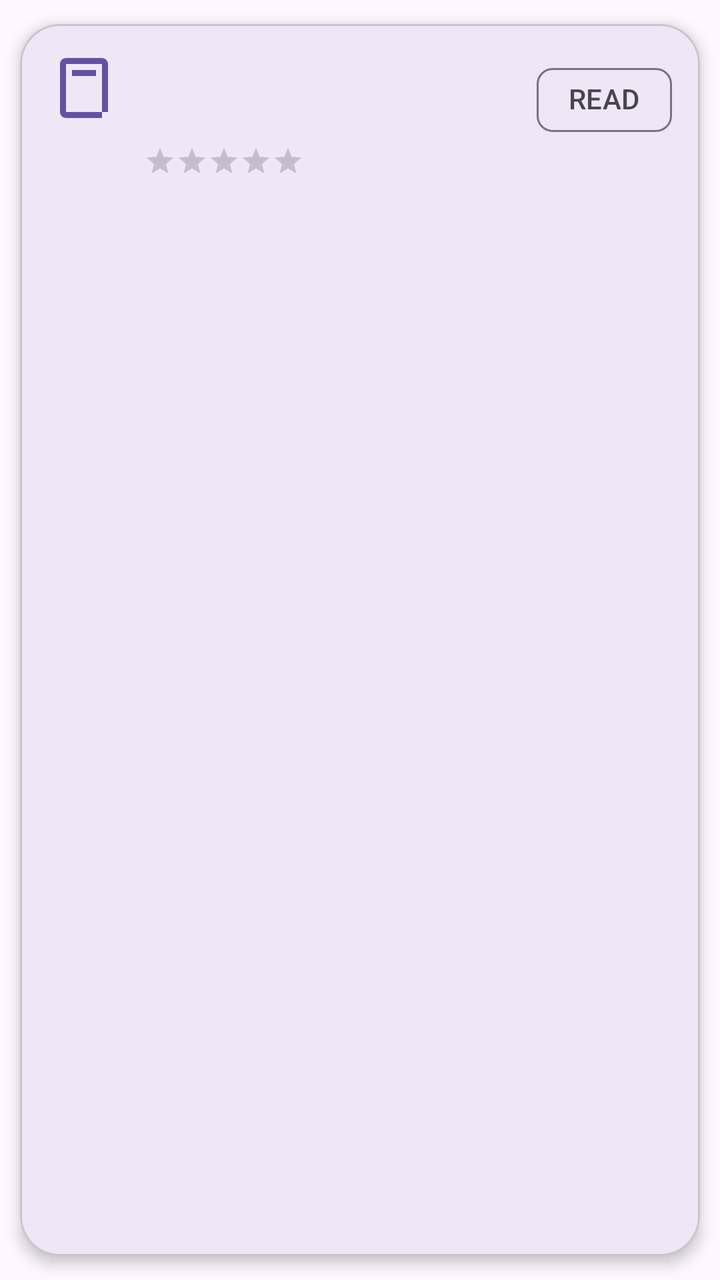
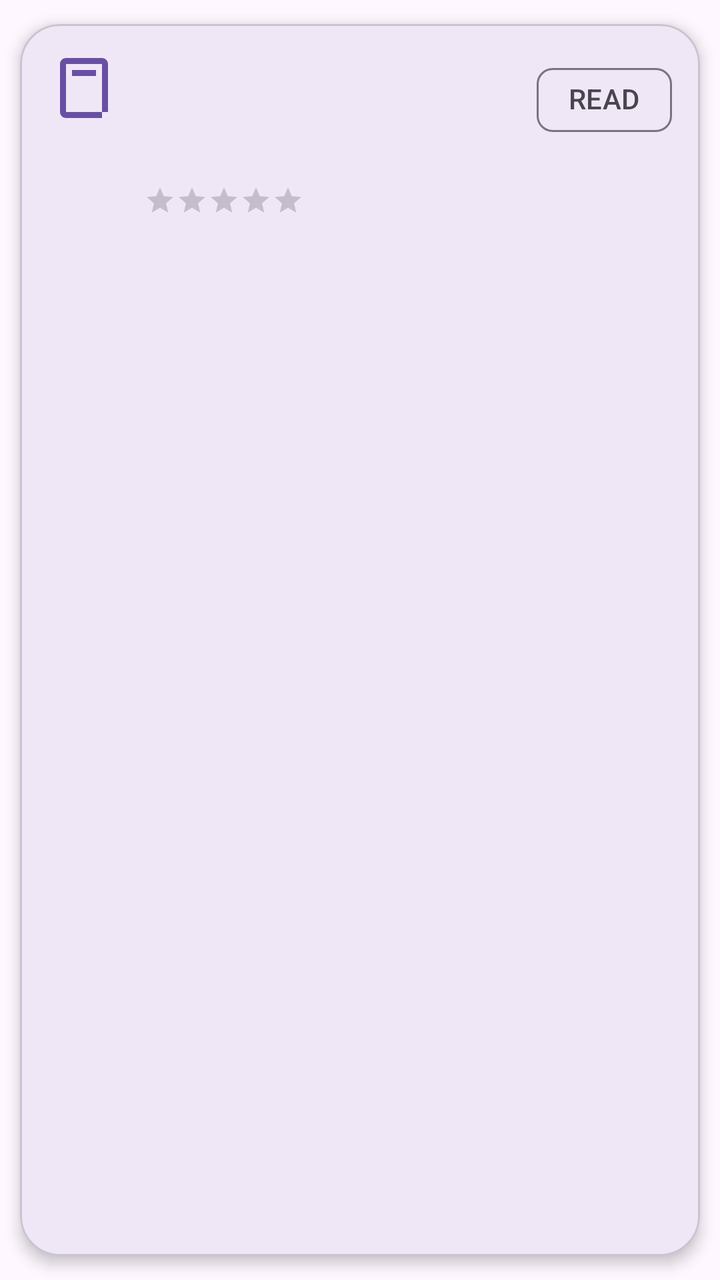

Before-and-after screenshots of an Android layout around one commit, followed by the original layout XML and the change that was made.
<!-- AndroidManifest.xml: application theme Theme.Bookshelf -->
<!-- res/layout/item_book.xml -->
<?xml version="1.0" encoding="utf-8"?>
<com.google.android.material.card.MaterialCardView
    xmlns:android="http://schemas.android.com/apk/res/android"
    xmlns:app="http://schemas.android.com/apk/res-auto"
    android:layout_width="match_parent"
    android:layout_height="wrap_content"
    android:layout_marginVertical="6dp"
    app:cardUseCompatPadding="true"
    app:cardCornerRadius="20dp"
    app:cardElevation="4dp">

    <androidx.constraintlayout.widget.ConstraintLayout
        android:layout_width="match_parent"
        android:layout_height="wrap_content"
        android:padding="14dp">

        
        <androidx.appcompat.widget.AppCompatImageView
            android:id="@+id/icon"
            android:layout_width="36dp"
            android:layout_height="36dp"
            app:srcCompat="@drawable/ic_book"
            app:tint="?attr/colorPrimary"
            android:contentDescription="@string/app_name"
            app:layout_constraintStart_toStartOf="parent"
            app:layout_constraintTop_toTopOf="parent" />

        
        <TextView
            android:id="@+id/title"
            android:layout_width="0dp"
            android:layout_height="wrap_content"
            android:textStyle="bold"
            android:textSize="16sp"
            android:maxLines="1"
            android:ellipsize="end"
            app:layout_constraintStart_toEndOf="@id/icon"
            app:layout_constraintTop_toTopOf="@id/icon"
            app:layout_constraintEnd_toStartOf="@id/chipRead"
            android:layout_marginStart="12dp"
            android:layout_marginEnd="8dp"/>

        
        <TextView
            android:id="@+id/author"
            android:layout_width="0dp"
            android:layout_height="wrap_content"
            android:textSize="14sp"
            android:alpha="0.8"
            app:layout_constraintStart_toStartOf="@id/title"
            app:layout_constraintTop_toBottomOf="@id/title"
            app:layout_constraintEnd_toEndOf="@id/title" />

        
        <RatingBar
            android:id="@+id/rating"
            style="?android:attr/ratingBarStyleSmall"
            android:layout_width="wrap_content"
            android:layout_height="wrap_content"
            android:numStars="5"
            android:stepSize="1.0"
            app:layout_constraintStart_toStartOf="@id/title"
            app:layout_constraintTop_toBottomOf="@id/author"
            android:layout_marginTop="6dp"/>

        
        <com.google.android.material.chip.Chip
            android:id="@+id/chipRead"
            style="@style/Widget.Material3.Chip.Filter"
            android:layout_width="wrap_content"
            android:layout_height="wrap_content"
            android:text="@string/read"
            app:checkedIconVisible="true"
            app:layout_constraintTop_toTopOf="parent"
            app:layout_constraintEnd_toEndOf="parent" />

    </androidx.constraintlayout.widget.ConstraintLayout>
</com.google.android.material.card.MaterialCardView>
<!-- resources referenced by this layout -->
<resources>
  <!-- drawable ic_book (drawable) -->
  <vector xmlns:android="http://schemas.android.com/apk/res/android"
      android:width="24dp" android:height="24dp"
      android:viewportWidth="24" android:viewportHeight="24">
      <path
          android:fillColor="#000"
          android:pathData="M18,2H6C4.9,2 4,2.9 4,4v16c0,1.1 0.9,2 2,2h12v-2H6V4h12v16h2V4c0,-1.1 -0.9,-2 -2,-2zM8,6h8v2H8V6z" />
  </vector>
  <string name="app_name">Bookshelf</string>
  <string name="read">READ</string>
  <style name="Theme.Bookshelf" parent="Theme.Material3.Light.NoActionBar">
          <item name="colorPrimary">@color/md_theme_primary</item>
          <item name="colorOnPrimary">@color/md_theme_onPrimary</item>
          <item name="colorSecondary">@color/md_theme_secondary</item>
          <item name="android:statusBarColor">@color/md_theme_primary</item>
          <item name="android:navigationBarColor">@color/md_theme_surface</item>
      </style>
  <color name="md_theme_primary">#6750A4</color>
  <color name="md_theme_onPrimary">#FFFFFF</color>
  <color name="md_theme_secondary">#625B71</color>
  <color name="md_theme_surface">#FFFBFE</color>
</resources>

<!-- the commit's change to res/layout/item_book.xml (unified diff, before → after) -->
@@ -14,7 +14,6 @@
         android:layout_height="wrap_content"
         android:padding="14dp">
 
-        
         <androidx.appcompat.widget.AppCompatImageView
             android:id="@+id/icon"
             android:layout_width="36dp"
@@ -25,7 +24,6 @@
             app:layout_constraintStart_toStartOf="parent"
             app:layout_constraintTop_toTopOf="parent" />
 
-        
         <TextView
             android:id="@+id/title"
             android:layout_width="0dp"
@@ -40,18 +38,28 @@
             android:layout_marginStart="12dp"
             android:layout_marginEnd="8dp"/>
 
-        
         <TextView
             android:id="@+id/author"
             android:layout_width="0dp"
             android:layout_height="wrap_content"
             android:textSize="14sp"
-            android:alpha="0.8"
+            android:alpha="0.85"
             app:layout_constraintStart_toStartOf="@id/title"
             app:layout_constraintTop_toBottomOf="@id/title"
             app:layout_constraintEnd_toEndOf="@id/title" />
 
         
+        <TextView
+            android:id="@+id/tvGenre"
+            android:layout_width="0dp"
+            android:layout_height="wrap_content"
+            android:textSize="13sp"
+            android:alpha="0.8"
+            android:layout_marginTop="2dp"
+            app:layout_constraintStart_toStartOf="@id/title"
+            app:layout_constraintTop_toBottomOf="@id/author"
+            app:layout_constraintEnd_toEndOf="@id/title" />
+
         <RatingBar
             android:id="@+id/rating"
             style="?android:attr/ratingBarStyleSmall"
@@ -59,11 +67,10 @@
             android:layout_height="wrap_content"
             android:numStars="5"
             android:stepSize="1.0"
+            android:layout_marginTop="6dp"
             app:layout_constraintStart_toStartOf="@id/title"
-            app:layout_constraintTop_toBottomOf="@id/author"
-            android:layout_marginTop="6dp"/>
+            app:layout_constraintTop_toBottomOf="@id/tvGenre"/>
 
-        
         <com.google.android.material.chip.Chip
             android:id="@+id/chipRead"
             style="@style/Widget.Material3.Chip.Filter"
